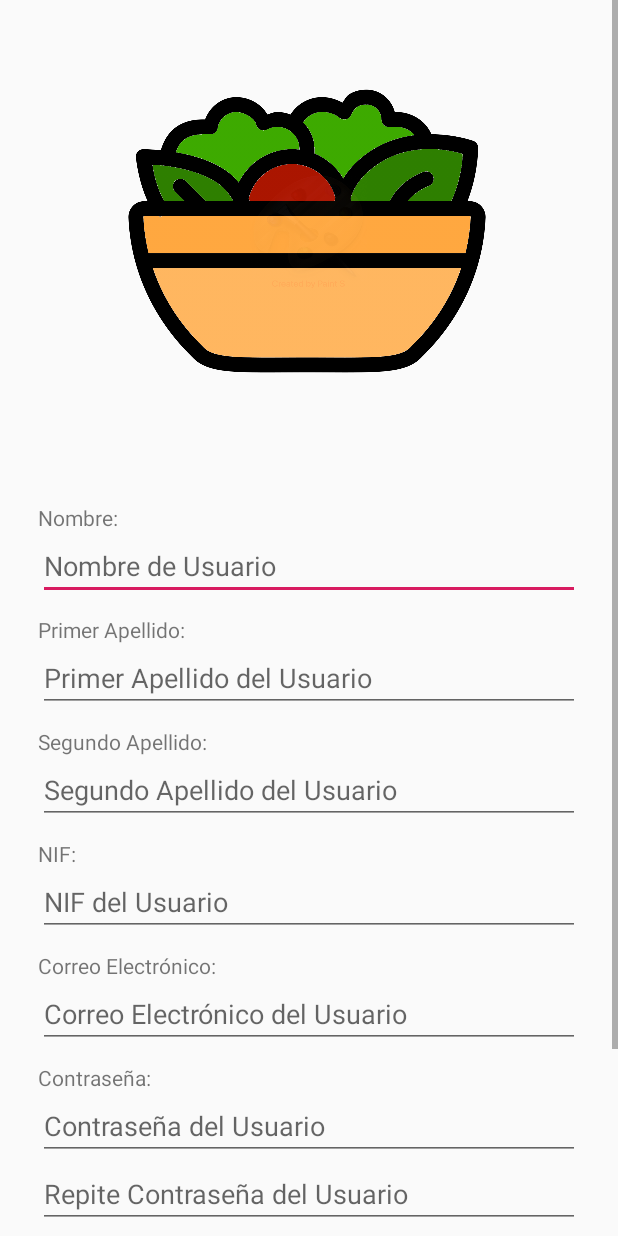
After one commit to DreamTeamCM/Food4Health, an Android app: the layout activity_register.xml on its own in the app's theme, with its tools: preview values and no code run, on a phone screen of 412 x 824 dp. The commit adds this screen. Run offline under Robolectric (Android 15) with nearby library versions, the phone set to English and light mode, and no system bars.

Commit message:
Added layount and Activity for Register. Pendint finalize logic.

```diff
--- a/app/src/main/AndroidManifest.xml
+++ b/app/src/main/AndroidManifest.xml
@@ -9,7 +9,8 @@
         android:roundIcon="@mipmap/ic_launcher_round"
         android:supportsRtl="true"
         android:theme="@style/AppTheme">
-        <activity android:name=".presentation.Main.View.MainActivity">
+        <activity android:name="com.food4health.presentation.Register.View.Register"></activity>
+        <activity android:name="com.food4health.presentation.Main.View.MainActivity">
             <intent-filter>
                 <action android:name="android.intent.action.MAIN" />
 
--- a/app/src/main/java/com/sinergia/food4health/Food4Health.kt
+++ b/app/src/main/java/com/food4health/Food4Health.kt
@@ -1,4 +1,4 @@
-package com.sinergia.food4health
+package com.food4health
 
 import android.app.Application
 
--- a/app/src/main/java/com/sinergia/food4health/base/BaseActivity.kt
+++ b/app/src/main/java/com/food4health/base/BaseActivity.kt
@@ -1,4 +1,4 @@
-package com.sinergia.food4health.base
+package com.food4health.base
 
 import android.content.Context
 import android.os.Bundle
@@ -23,7 +23,7 @@ abstract class BaseActivity: AppCompatActivity() {
 
     @LayoutRes
     abstract fun getLayout(): Int
-    abstract fun getPageTitle() : String
+    abstract fun getPageTitle(): String
 
     fun toastS(context: Context, message: String?){
         Toast.makeText(context, message, Toast.LENGTH_SHORT).show()
--- a/app/src/main/java/com/sinergia/food4health/data/DataBase/Food4Health_DataBase.kt
+++ b/app/src/main/java/com/food4health/data/DataBase/Food4Health_DataBase.kt
@@ -1,4 +1,4 @@
-package com.sinergia.food4health.data.DataBase
+package com.food4health.data.DataBase
 
 import com.google.firebase.firestore.FirebaseFirestore
 
--- a/app/src/main/java/com/sinergia/food4health/presentation/Main/View/MainActivity.kt
+++ b/app/src/main/java/com/food4health/presentation/Main/View/MainActivity.kt
@@ -1,8 +1,8 @@
-package com.sinergia.food4health.presentation.Main.View
+package com.food4health.presentation.Main.View
 
 import android.os.Bundle
 import com.sinergia.food4health.R
-import com.sinergia.food4health.base.BaseActivity
+import com.food4health.base.BaseActivity
 import kotlinx.android.synthetic.main.activity_main.*
 
 class MainActivity : BaseActivity() {
--- a/app/src/main/res/layout/activity_main.xml
+++ b/app/src/main/res/layout/activity_main.xml
@@ -4,7 +4,7 @@
     xmlns:tools="http://schemas.android.com/tools"
     android:layout_width="match_parent"
     android:layout_height="match_parent"
-    tools:context=".presentation.Main.View.MainActivity">
+    tools:context="com.food4health.presentation.Main.View.MainActivity">
 
     <TextView
         android:layout_width="wrap_content"
--- /dev/null
+++ b/app/src/main/res/layout/activity_register.xml
@@ -0,0 +1,160 @@
+<?xml version="1.0" encoding="utf-8"?>
+<androidx.appcompat.widget.LinearLayoutCompat
+    xmlns:android="http://schemas.android.com/apk/res/android"
+    xmlns:app="http://schemas.android.com/apk/res-auto"
+    xmlns:tools="http://schemas.android.com/tools"
+    android:layout_width="match_parent"
+    android:layout_height="match_parent"
+    tools:context="com.food4health.presentation.Register.View.Register"
+    android:orientation="vertical"
+    android:gravity="center_horizontal">
+
+    <ScrollView
+        android:layout_width="match_parent"
+        android:layout_height="match_parent">
+
+        <LinearLayout
+            android:layout_width="match_parent"
+            android:layout_height="wrap_content"
+            android:orientation="vertical"
+            android:gravity="center_horizontal">
+
+            <ImageView
+                android:id="@+id/imageView2"
+                android:layout_width="250dp"
+                android:layout_height="250dp"
+                android:layout_margin="30dp"
+                android:src="@drawable/f4h_logo"
+                android:visibility="visible"/>
+
+            <LinearLayout
+                android:layout_width="match_parent"
+                android:layout_height="wrap_content"
+                android:orientation="vertical"
+                android:padding="25dp">
+
+                <TextView
+                    android:id="@+id/register_userName_aux"
+                    android:layout_width="wrap_content"
+                    android:layout_height="wrap_content"
+                    android:text="@string/FR_NAME" />
+
+                <EditText
+                    android:id="@+id/register_userName"
+                    android:layout_width="match_parent"
+                    android:layout_height="wrap_content"
+                    android:layout_marginBottom="10dp"
+                    android:ems="10"
+                    android:hint="@string/FRH_NAME"
+                    android:inputType="text" />
+
+                <TextView
+                    android:id="@+id/register_userFistrLastName_aux"
+                    android:layout_width="wrap_content"
+                    android:layout_height="wrap_content"
+                    android:text="@string/FR_LASTNAME1" />
+
+                <EditText
+                    android:id="@+id/register_userFistrLastName"
+                    android:layout_width="match_parent"
+                    android:layout_height="wrap_content"
+                    android:layout_marginBottom="10dp"
+                    android:ems="10"
+                    android:hint="@string/FRH_LASTNAME1"
+                    android:inputType="text" />
+
+                <TextView
+                    android:id="@+id/register_userSecondLastName_aux"
+                    android:layout_width="wrap_content"
+                    android:layout_height="wrap_content"
+                    android:text="@string/FR_LASTNAME2" />
+
+                <EditText
+                    android:id="@+id/register_userSecondLastName"
+                    android:layout_width="match_parent"
+                    android:layout_height="wrap_content"
+                    android:layout_marginBottom="10dp"
+                    android:ems="10"
+                    android:hint="@string/FRH_LASTNAME2"
+                    android:inputType="text" />
+
+                <TextView
+                    android:id="@+id/register_userNIF_aux"
+                    android:layout_width="wrap_content"
+                    android:layout_height="wrap_content"
+                    android:text="@string/FR_NIF" />
+
+                <EditText
+                    android:id="@+id/register_userNIF"
+                    android:layout_width="match_parent"
+                    android:layout_height="wrap_content"
+                    android:layout_marginBottom="10dp"
+                    android:ems="10"
+                    android:hint="@string/FRH_NIF"
+                    android:inputType="text" />
+
+                <TextView
+                    android:id="@+id/register_userMail_aux"
+                    android:layout_width="wrap_content"
+                    android:layout_height="wrap_content"
+                    android:text="@string/FR_EMAIL" />
+
+                <EditText
+                    android:id="@+id/register_userMail"
+                    android:layout_width="match_parent"
+                    android:layout_height="wrap_content"
+                    android:layout_marginBottom="10dp"
+                    android:ems="10"
+                    android:hint="@string/FRH_EMAIL"
+                    android:inputType="textEmailAddress" />
+
+                <TextView
+                    android:id="@+id/register_userPass_aux"
+                    android:layout_width="wrap_content"
+                    android:layout_height="wrap_content"
+                    android:text="@string/FR_PASSWORD" />
+
+                <EditText
+                    android:id="@+id/register_userPass1"
+                    android:layout_width="match_parent"
+                    android:layout_height="wrap_content"
+                    android:ems="10"
+                    android:hint="@string/FRH_PASSWORD"
+                    android:inputType="textPassword" />
+
+                <EditText
+                    android:id="@+id/register_userPass2"
+                    android:layout_width="match_parent"
+                    android:layout_height="wrap_content"
+                    android:ems="10"
+                    android:hint="@string/FRH_REPEAT_PASSWORD"
+                    android:inputType="textPassword" />
+
+                <ProgressBar
+                    android:id="@+id/register_progressBar"
+                    style="?android:attr/progressBarStyle"
+                    android:layout_width="match_parent"
+                    android:layout_height="wrap_content"
+                    android:layout_marginBottom="15dp"
+                    android:layout_marginTop="15dp"
+                    android:visibility="invisible"/>
+
+                <LinearLayout
+                    android:layout_width="match_parent"
+                    android:layout_height="wrap_content"
+                    android:gravity="center_horizontal">
+                    <Button
+                        android:id="@+id/register_button"
+                        android:layout_width="250dp"
+                        android:layout_height="wrap_content"
+                        android:text="Button" />
+                </LinearLayout>
+
+
+            </LinearLayout>
+
+        </LinearLayout>
+
+    </ScrollView>
+
+</androidx.appcompat.widget.LinearLayoutCompat>
--- a/app/src/main/res/values/strings.xml
+++ b/app/src/main/res/values/strings.xml
@@ -1,4 +1,32 @@
 <resources>
     <string name="app_name">Food4Health</string>
+
+    <!-- PAGE NAME STRINGS -->
     <string name="PG_MAINPAGE">PÁGINA PRINCIPAL</string>
+    <string name="PG_REGISTER">REGISTRO</string>
+
+    <!-- FORMS STRINGS -->
+    <string name="FR_NAME">Nombre:</string>
+    <string name="FR_LASTNAME1">Primer Apellido:</string>
+    <string name="FR_LASTNAME2">Segundo Apellido:</string>
+    <string name="FR_NIF">NIF:</string>
+    <string name="FR_EMAIL">Correo Electrónico:</string>
+    <string name="FR_PASSWORD">Contraseña:</string>
+
+    <!-- FORMS HINT STRINGS -->
+    <string name="FRH_NAME">Nombre de Usuario</string>
+    <string name="FRH_LASTNAME1">Primer Apellido del Usuario</string>
+    <string name="FRH_LASTNAME2">Segundo Apellido del Usuario</string>
+    <string name="FRH_NIF">NIF del Usuario</string>
+    <string name="FRH_EMAIL">Correo Electrónico del Usuario</string>
+    <string name="FRH_PASSWORD">Contraseña del Usuario</string>
+    <string name="FRH_REPEAT_PASSWORD">Repite Contraseña del Usuario</string>
+
+    <!-- BUTTONS STRINGS -->
+    <string name="BTN_ACCEPT">ACEPTAR</string>
+    <string name="BTN_CANCEL">CANCELAR</string>
+    <string name="BTN_LOGIN">ENTRAR</string>
+    <string name="BTN_REGISTER">REGISTARSE</string>
+
+
 </resources>
```
Also changed, not shown: app/src/main/java/com/food4health/data/Model/User.kt (added, +11 -0 lines), app/src/main/java/com/food4health/presentation/Register/Presenter/RegisterPresenter.kt (added, +62 -0 lines), app/src/main/java/com/food4health/presentation/Register/RegisterContract.kt (added, +40 -0 lines), app/src/main/java/com/food4health/presentation/Register/View/Register.kt (added, +90 -0 lines), app/src/main/res/drawable/f4h_logo.png (added).
